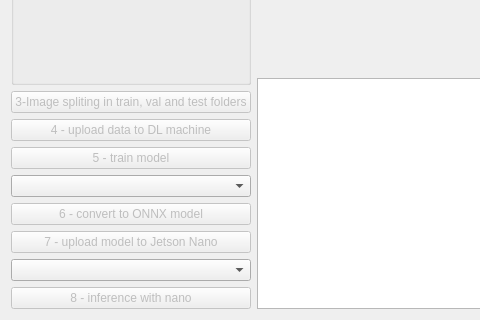
Qt form ai_nano.ui (raiv-toulouse/ai_nano) before a commit; both pictures show x 0 to 480 and y 419 to 739 of the 974 by 739 pixel window.
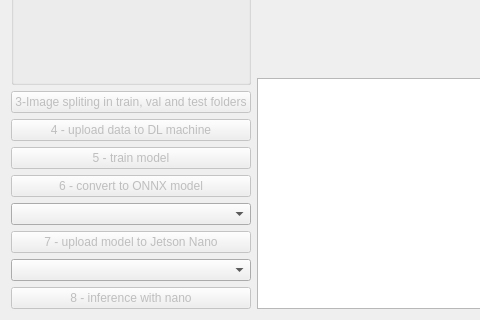
The same form after that commit.

Diff of the .ui file:
```diff
--- a/ai_nano.ui
+++ b/ai_nano.ui
@@ -153,13 +153,6 @@
        </property>
       </widget>
      </item>
-     <item>
-      <widget class="QComboBox" name="cb_nano_name">
-       <property name="toolTip">
-        <string>&lt;html&gt;&lt;head/&gt;&lt;body&gt;&lt;p&gt;Select the Jetson Nano board you want to work with. Their IP address must be specified in the config.json file.&lt;/p&gt;&lt;/body&gt;&lt;/html&gt;</string>
-       </property>
-      </widget>
-     </item>
      <item>
       <widget class="QPushButton" name="btn_convert_onnx">
        <property name="enabled">
@@ -173,6 +166,13 @@
        </property>
       </widget>
      </item>
+     <item>
+      <widget class="QComboBox" name="cb_nano_name">
+       <property name="toolTip">
+        <string>&lt;html&gt;&lt;head/&gt;&lt;body&gt;&lt;p&gt;Select the Jetson Nano board you want to work with. Their IP address must be specified in the config.json file.&lt;/p&gt;&lt;/body&gt;&lt;/html&gt;</string>
+       </property>
+      </widget>
+     </item>
      <item>
       <widget class="QPushButton" name="btn_upload_to_nano">
        <property name="enabled">
```
